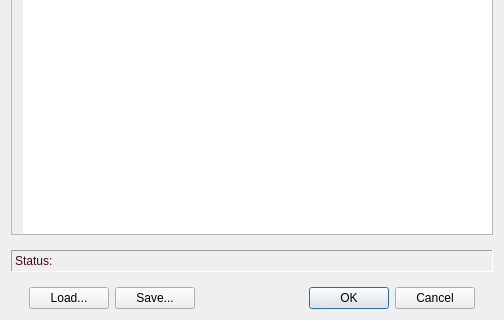
Old version of the form Forms/ShankMapping.ui in the repository billkarsh/SpikeGLX; both pictures show x 0 to 504 and y 170 to 490 of the 504 by 490 pixel window.
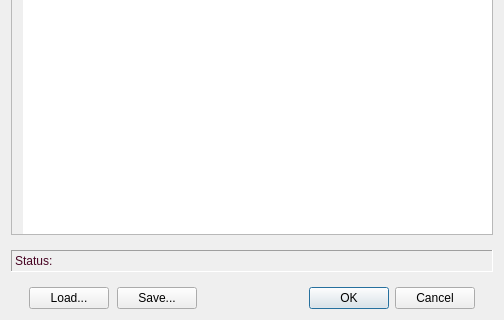
New version of the form.

Patch:
```diff
--- a/Forms/ShankMapping.ui
+++ b/Forms/ShankMapping.ui
@@ -333,7 +333,7 @@
    <item row="3" column="0">
     <layout class="QHBoxLayout" name="horizontalLayout">
      <property name="spacing">
-      <number>6</number>
+      <number>8</number>
      </property>
      <property name="leftMargin">
       <number>18</number>
```
Left out of the diff: 2 changed lines with no effect on the pictures.
